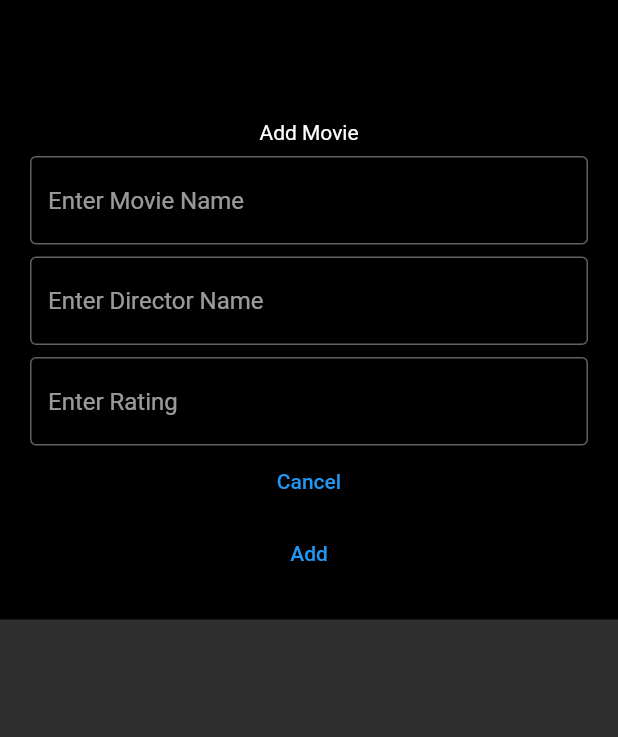
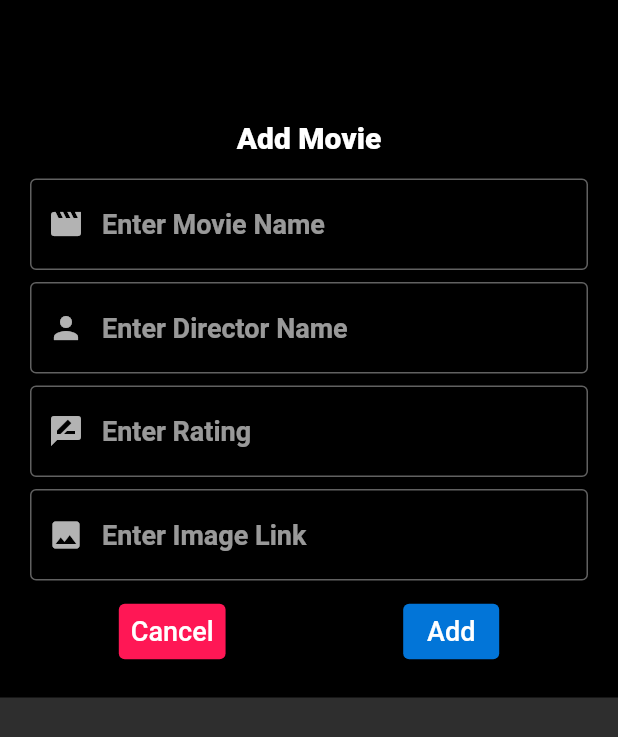
Before and after one commit to MajesticRupesh/Flix, a Flutter app: the MovieListDialog widget shown alone on an empty page, opened directly with empty values, on a phone screen of 412 x 824 dp. Shown: the top 737 px of the screen. Run offline on Flutter 3.47's test engine with Material 2 defaults, Android fonts, the phone set to English and light mode, and no system bars; our stand-ins replace cached_network_image, firebase_auth, firebase_core, flutter_svg, font_awesome_flutter, google_sign_in and 2 more; accounts and stored records are empty.

Commit message:
cached image added

```diff
--- a/lib/models/movielist.dart
+++ b/lib/models/movielist.dart
@@ -13,6 +13,6 @@ class MovieList extends HiveObject {
   @HiveField(2)
   late double rating;
 
-  //@HiveField(3)
-  //late String image;
+  @HiveField(3)
+  late String image;
 }
--- a/lib/widgets/movie_dialog.dart
+++ b/lib/widgets/movie_dialog.dart
@@ -3,7 +3,7 @@ import 'package:flix/models/movielist.dart';
 
 class MovieListDialog extends StatefulWidget {
   final MovieList? movie;
-  final Function(String name, String director, double rating) onClickedDone;
+  final Function(String name, String director, double rating, String image) onClickedDone;
 
   const MovieListDialog({
     Key? key,
@@ -20,6 +20,7 @@ class _MovieListDialogState extends State<MovieListDialog> {
   final nameController = TextEditingController();
   final directorController = TextEditingController();
   final ratingController = TextEditingController();
+  final imageController = TextEditingController();
 
   @override
   void initState() {
@@ -31,6 +32,7 @@ class _MovieListDialogState extends State<MovieListDialog> {
       nameController.text = movie.name;
       directorController.text = movie.director;
       ratingController.text = movie.rating.toString();
+      imageController.text = movie.image;
     }
   }
 
@@ -39,6 +41,7 @@ class _MovieListDialogState extends State<MovieListDialog> {
     nameController.dispose();
     directorController.dispose();
     ratingController.dispose();
+    imageController.dispose();
 
     super.dispose();
   }
@@ -63,15 +66,24 @@ class _MovieListDialogState extends State<MovieListDialog> {
                     children: [
                       Text(
                         title,
+                        style: TextStyle(fontSize: 20, fontWeight: FontWeight.w900),
                       ),
-                      SizedBox(height: 8),
+                      SizedBox(height: 16),
                       buildName(),
                       SizedBox(height: 8),
                       buildDirector(),
                       SizedBox(height: 8),
                       buildRating(),
+                      SizedBox(height: 8),
+                      buildImage(),
+                      SizedBox(height: 10),
+                      Row(
+                        mainAxisAlignment: MainAxisAlignment.spaceAround,
+                        children: [
                           buildCancelButton(context),
                           buildAddButton(context, isEditing: isEditing),
+                        ],
+                      ),
                     ],
                   ),
                 )
@@ -84,8 +96,11 @@ class _MovieListDialogState extends State<MovieListDialog> {
   }
 
   Widget buildName() => TextFormField(
+        style: TextStyle(color: Color.fromRGBO(69, 252, 165, 1), fontWeight: FontWeight.bold, fontSize: 18),
         controller: nameController,
         decoration: InputDecoration(
+          fillColor: Colors.pink,
+          prefixIcon: Icon(Icons.movie),
           border: OutlineInputBorder(),
           hintText: 'Enter Movie Name',
         ),
@@ -93,8 +108,10 @@ class _MovieListDialogState extends State<MovieListDialog> {
       );
 
   Widget buildDirector() => TextFormField(
+        style: TextStyle(color: Color.fromRGBO(69, 252, 165, 1), fontWeight: FontWeight.bold, fontSize: 18),
         controller: directorController,
         decoration: InputDecoration(
+          prefixIcon: Icon(Icons.person),
           border: OutlineInputBorder(),
           hintText: 'Enter Director Name',
         ),
@@ -102,7 +119,9 @@ class _MovieListDialogState extends State<MovieListDialog> {
       );
 
   Widget buildRating() => TextFormField(
+        style: TextStyle(color: Color.fromRGBO(69, 252, 165, 1), fontWeight: FontWeight.bold, fontSize: 18),
         decoration: InputDecoration(
+          prefixIcon: Icon(Icons.rate_review),
           border: OutlineInputBorder(),
           hintText: 'Enter Rating',
         ),
@@ -111,16 +130,32 @@ class _MovieListDialogState extends State<MovieListDialog> {
         controller: ratingController,
       );
 
-  Widget buildCancelButton(BuildContext context) => TextButton(
-        child: Text('Cancel'),
+  Widget buildImage() => TextFormField(
+        style: TextStyle(color: Color.fromRGBO(69, 252, 165, 1), fontWeight: FontWeight.w700, fontSize: 18),
+        controller: imageController,
+        decoration: InputDecoration(
+          prefixIcon: Icon(Icons.image),
+          border: OutlineInputBorder(),
+          hintText: 'Enter Image Link',
+        ),
+        validator: (image) => image != null && image.isEmpty ? 'Enter Image Link' : null,
+      );
+
+  Widget buildCancelButton(BuildContext context) => Container(
+        child: TextButton(
+          style: TextButton.styleFrom(backgroundColor: Color.fromRGBO(255, 23, 85, 1)),
+          child: Text('Cancel', style: TextStyle(color: Colors.white, fontSize: 18)),
           onPressed: () => Navigator.of(context).pop(),
+        ),
       );
 
   Widget buildAddButton(BuildContext context, {required bool isEditing}) {
     final text = isEditing ? 'Save' : 'Add';
 
-    return TextButton(
-      child: Text(text),
+    return Container(
+      child: TextButton(
+        style: TextButton.styleFrom(backgroundColor: Color.fromRGBO(2, 117, 216, 1)),
+        child: Text(text, style: TextStyle(color: Colors.white, fontSize: 18)),
         onPressed: () async {
           final isValid = formKey.currentState!.validate();
 
@@ -128,12 +163,14 @@ class _MovieListDialogState extends State<MovieListDialog> {
             final name = nameController.text;
             final director = directorController.text;
             final rating = double.tryParse(ratingController.text) ?? 0;
+            final image = imageController.text;
 
-          widget.onClickedDone(name, director, rating);
+            widget.onClickedDone(name, director, rating, image);
 
             Navigator.of(context).pop();
           }
         },
+      ),
     );
   }
 }
--- a/pubspec.yaml
+++ b/pubspec.yaml
@@ -22,6 +22,7 @@ dependencies:
   flutter_svg: ^0.22.0
   hive: ^2.0.4
   hive_flutter: ^1.1.0
+  cached_network_image: ^3.1.0
 
 dev_dependencies:
   flutter_test:
```
Also changed, not shown: lib/widgets/logged_in_list.dart (+33 -17 lines), lib/models/movielist.g.dart, pubspec.lock. Lines whose indentation alone changed are shown as unchanged.
